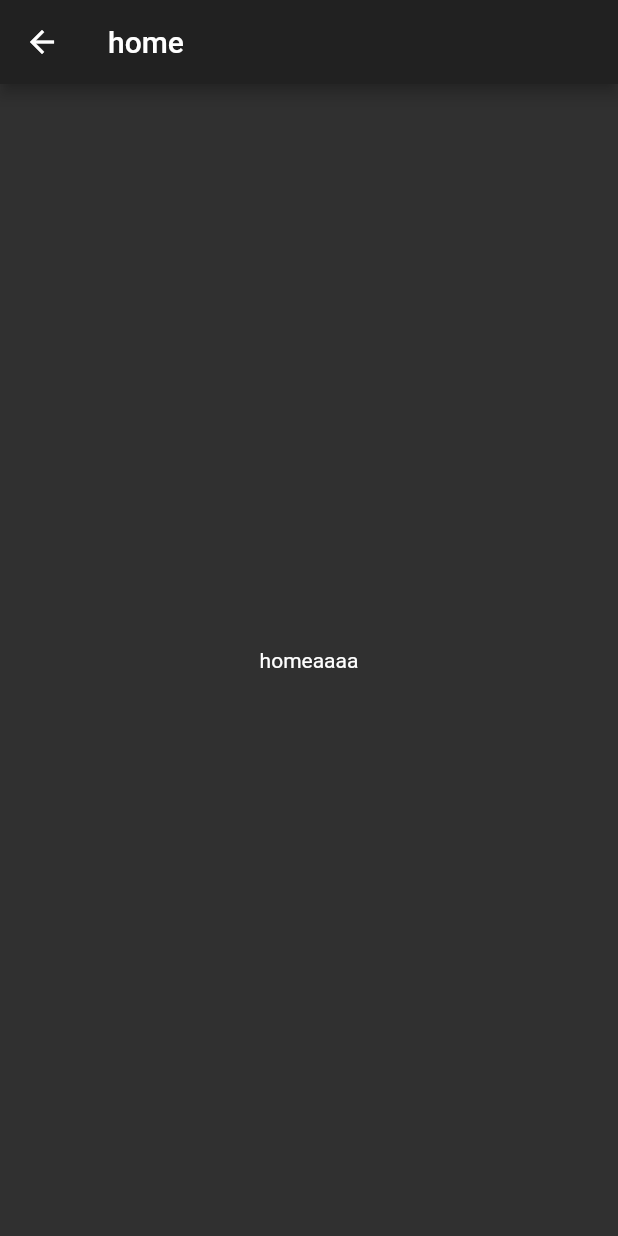
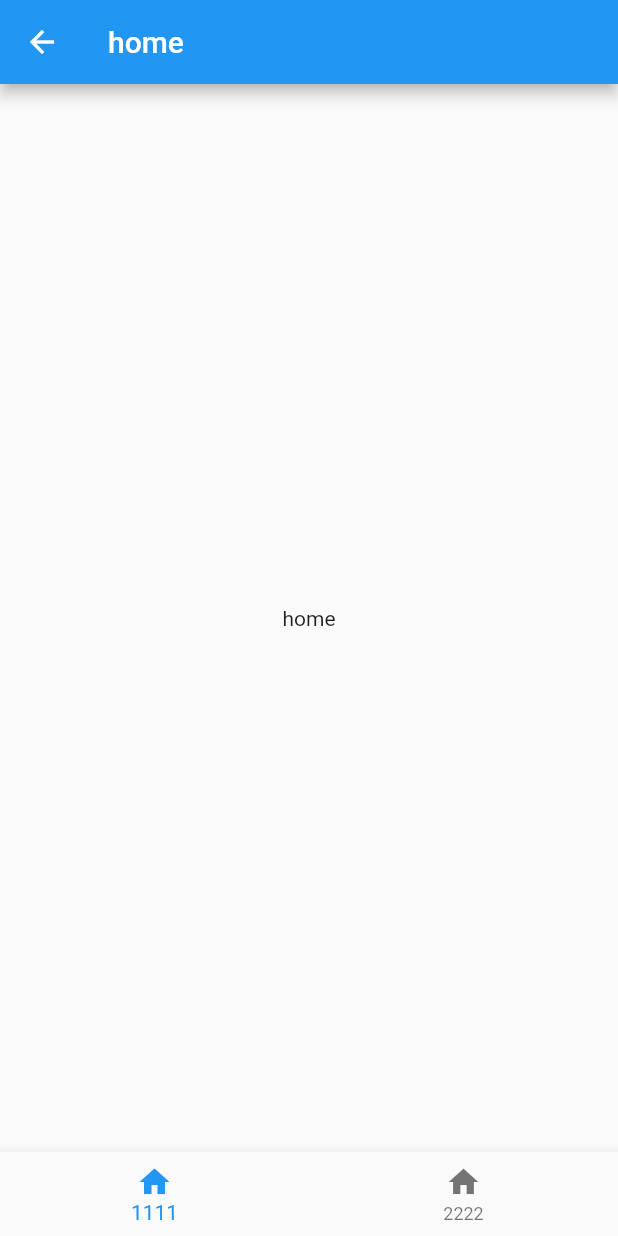
Before and after one commit to QTTQ/my_flutter, a Flutter app: the HomeScreen1 screen opened directly, on a phone screen of 412 x 824 dp. Run offline on Flutter 3.47's test engine with Material 2 defaults, Android fonts, the phone set to English and light mode, and no system bars.

```diff
--- a/f1/lib/main.dart
+++ b/f1/lib/main.dart
@@ -1,15 +1,77 @@
+// import 'package:flutter/material.dart';
+// import 'bottom_navigation_widget.dart';
+// void main() => runApp(MyApp());
+
+// class MyApp extends StatelessWidget {
+//   // This widget is the root of your application.
+//   @override
+//   Widget build(BuildContext context) {
+//      return MaterialApp(
+//        title:"底部导航",
+//        theme: ThemeData.dark(),
+//        home:BottomNavigationWidget()
+//      );
+//   }
+// }
+
+
+
+// //底部导航栏
+// import 'package:flutter/material.dart';
+// import 'bottom_navigation_widget.dart';
+// void main()=>runApp(MyApp());
+// class MyApp extends StatelessWidget {
+//   final Widget child;
+
+//   MyApp({Key key, this.child}) : super(key: key);
+
+//   @override
+//   Widget build(BuildContext context) {
+//     return MaterialApp(
+//       title: "aaa",
+//       theme: ThemeData.dark(),
+//       home: BottomNavigationWidget(),
+//     );
+//   }
+// }
+
+
+// //不规则底部导航栏 加 动态页面
+
+// import 'package:flutter/material.dart';
+// import 'bottom_appBar_demo.dart';
+// void main()=>runApp(new MyApp());
+// class MyApp extends StatelessWidget {
+//   @override
+//   Widget build(BuildContext context) {
+//     return MaterialApp(
+//       title:'Flutter Demo',
+// theme: ThemeData(
+//   primarySwatch: Colors.lightBlue,
+// ),
+//       home:BottomAppBarDemo(),
+//     );
+//   }
+// }
+
+//酷炫的路由动画-1
 import 'package:flutter/material.dart';
-import 'bottom_navigation_widget.dart';
-void main() => runApp(MyApp());
+import 'pages_router.dart';
+void main()=>runApp(MyApp());
 
 class MyApp extends StatelessWidget {
-  // This widget is the root of your application.
+  final Widget child;
+
+  MyApp({Key key, this.child}) : super(key: key);
+
   @override
   Widget build(BuildContext context) {
-     return MaterialApp(
-       title:"底部导航",
-       theme: ThemeData.dark(),
-       home:BottomNavigationWidget()
-     );
+    return MaterialApp(
+      title: "Flutter Demo 路由动画",
+      theme: ThemeData(
+        primarySwatch: Colors.blue,
+      ),
+      home:FirstPage()
+    );
   }
 }
--- a/f1/lib/pages/home_screen.1.dart
+++ b/f1/lib/pages/home_screen.1.dart
@@ -1,15 +1,49 @@
 import 'package:flutter/material.dart';
 
-class HomeScreen1 extends StatelessWidget {
+class HomeScreen1 extends StatefulWidget {
   final Widget child;
 
   HomeScreen1({Key key, this.child}) : super(key: key);
 
+  _HomeScreen1State createState() => _HomeScreen1State();
+}
+
+class _HomeScreen1State extends State<HomeScreen1> {
+  String _homeText = "home";
+  int _currentIndex = 0;
+  @override
+  void initState() {
+    super.initState(); //初始化数据
+  }
+
   @override
   Widget build(BuildContext context) {
     return Scaffold(
-      appBar: AppBar(title: Text("home"),),
-      body: Center(child: Text("homeaaaa"),),
+      appBar: AppBar(
+        title: Text(_homeText),
+      ),
+      body: Center(
+        child: Text(_homeText),
+      ),
+      bottomNavigationBar: BottomNavigationBar(
+        items: [
+          BottomNavigationBarItem(icon: Icon(Icons.home), title: Text("1111")),
+          BottomNavigationBarItem(icon: Icon(Icons.home), title: Text("2222")),
+        ],
+        currentIndex: _currentIndex,
+        onTap: _tapFn,
+      ),
     );
   }
+
+  void _tapFn(int index) {
+    _currentIndex = index;
+    if (index == 0) {
+      print(index);
+      _homeText = "homeCliked1";
+    } else {
+      print(index);
+      _homeText = "homeCliked2";
+    }
+  }
 }
```
Also changed, not shown: f1/lib/bottom_appBar_demo.dart (added, +68 -0 lines), f1/lib/custome_router.dart (added, +40 -0 lines), f1/lib/each_view.dart (added, +32 -0 lines), f1/lib/pages_router.dart (added, +62 -0 lines).
